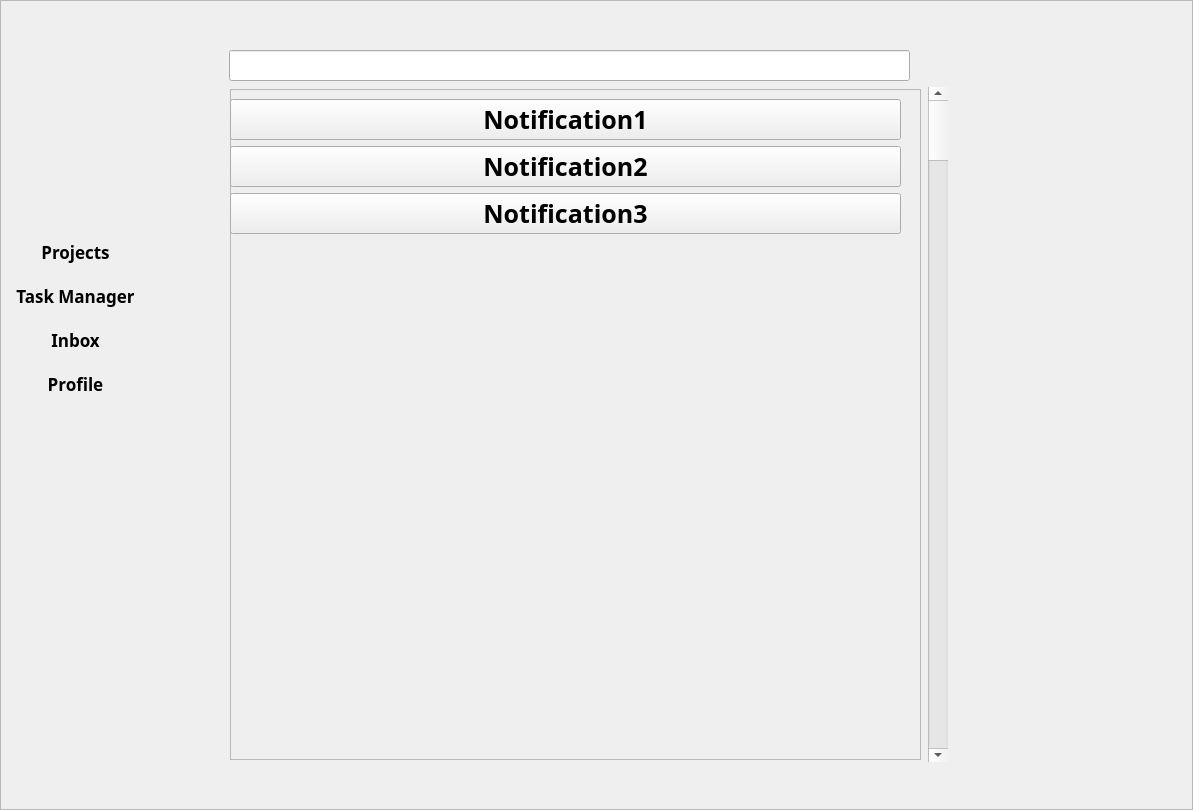
First picture: the form in ui/MainWindowInbox1.0.ui, repository kiozet/TaskManagerWithAI, before the edit.
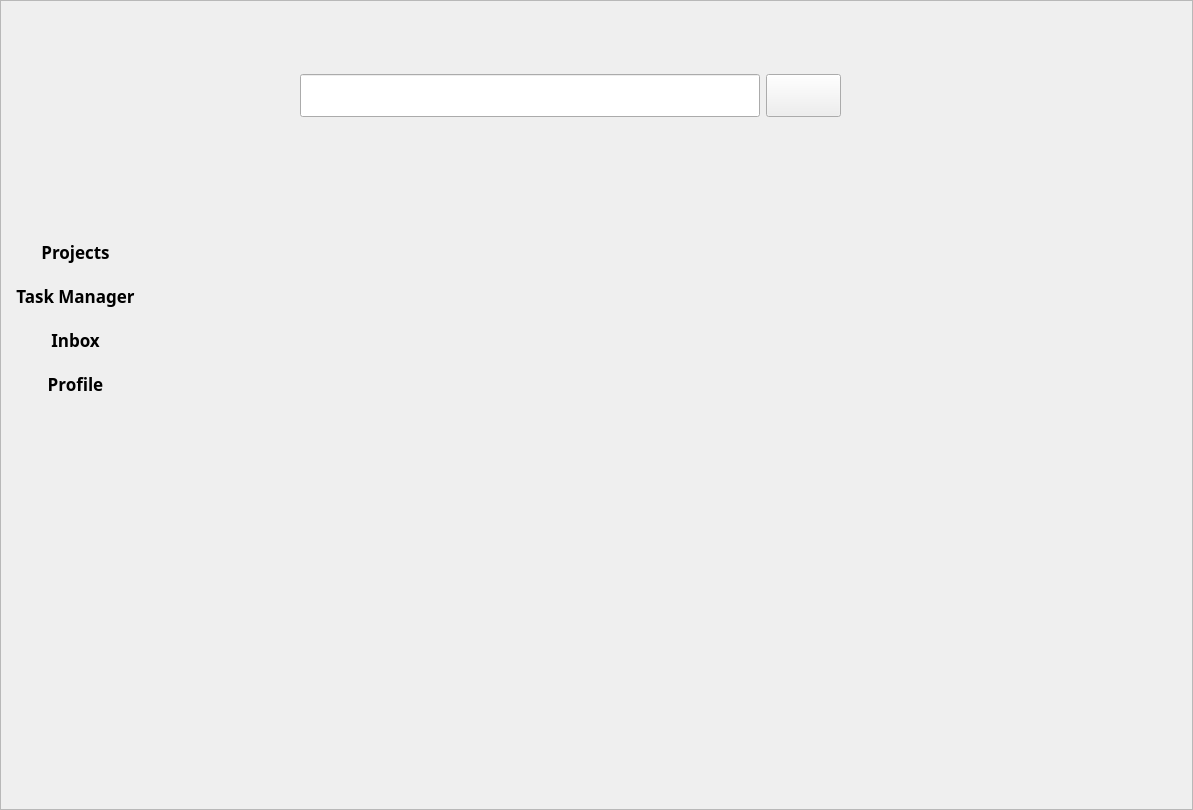
Second picture: the form after the edit.

Commit message: Variable names have been changed.Added a search bar.

```diff
--- a/ui/MainWindowInbox1.0.ui
+++ b/ui/MainWindowInbox1.0.ui
@@ -149,140 +149,32 @@
     </item>
    </layout>
   </widget>
-  <widget class="QWidget" name="layoutWidget">
+  <widget class="QWidget" name="">
    <property name="geometry">
     <rect>
-     <x>229</x>
-     <y>50</y>
-     <width>721</width>
-     <height>712</height>
+     <x>300</x>
+     <y>70</y>
+     <width>541</width>
+     <height>51</height>
     </rect>
    </property>
-   <layout class="QVBoxLayout" name="verticalLayout">
+   <layout class="QHBoxLayout" name="horizontalLayout">
     <item>
-     <widget class="QLineEdit" name="lineEdit">
-      <property name="minimumSize">
-       <size>
-        <width>681</width>
-        <height>31</height>
-       </size>
-      </property>
+     <widget class="QLineEdit" name="search_line_inbox"/>
+    </item>
+    <item>
+     <widget class="QPushButton" name="search_button_inbox">
       <property name="maximumSize">
        <size>
-        <width>681</width>
-        <height>31</height>
+        <width>16777215</width>
+        <height>16777215</height>
        </size>
       </property>
+      <property name="text">
+       <string/>
+      </property>
      </widget>
     </item>
-    <item>
-     <layout class="QHBoxLayout" name="horizontalLayout">
-      <item>
-       <widget class="QFrame" name="frame">
-        <property name="minimumSize">
-         <size>
-          <width>691</width>
-          <height>671</height>
-         </size>
-        </property>
-        <property name="maximumSize">
-         <size>
-          <width>691</width>
-          <height>671</height>
-         </size>
-        </property>
-        <property name="frameShape">
-         <enum>QFrame::StyledPanel</enum>
-        </property>
-        <property name="frameShadow">
-         <enum>QFrame::Raised</enum>
-        </property>
-        <widget class="QWidget" name="layoutWidget">
-         <property name="geometry">
-          <rect>
-           <x>0</x>
-           <y>10</y>
-           <width>681</width>
-           <height>137</height>
-          </rect>
-         </property>
-         <layout class="QVBoxLayout" name="verticalLayout_2">
-          <item>
-           <widget class="QToolButton" name="toolButton">
-            <property name="minimumSize">
-             <size>
-              <width>671</width>
-              <height>41</height>
-             </size>
-            </property>
-            <property name="maximumSize">
-             <size>
-              <width>671</width>
-              <height>41</height>
-             </size>
-            </property>
-            <property name="text">
-             <string>Notification1</string>
-            </property>
-           </widget>
-          </item>
-          <item>
-           <widget class="QToolButton" name="toolButton_2">
-            <property name="minimumSize">
-             <size>
-              <width>671</width>
-              <height>41</height>
-             </size>
-            </property>
-            <property name="maximumSize">
-             <size>
-              <width>671</width>
-              <height>41</height>
-             </size>
-            </property>
-            <property name="text">
-             <string>Notification2</string>
-            </property>
-           </widget>
-          </item>
-          <item>
-           <widget class="QToolButton" name="toolButton_3">
-            <property name="minimumSize">
-             <size>
-              <width>671</width>
-              <height>41</height>
-             </size>
-            </property>
-            <property name="maximumSize">
-             <size>
-              <width>671</width>
-              <height>41</height>
-             </size>
-            </property>
-            <property name="text">
-             <string>Notification3</string>
-            </property>
-           </widget>
-          </item>
-         </layout>
-        </widget>
-       </widget>
-      </item>
-      <item>
-       <widget class="QScrollBar" name="verticalScrollBar">
-        <property name="minimumSize">
-         <size>
-          <width>20</width>
-          <height>651</height>
-         </size>
-        </property>
-        <property name="orientation">
-         <enum>Qt::Vertical</enum>
-        </property>
-       </widget>
-      </item>
-     </layout>
-    </item>
    </layout>
   </widget>
  </widget>
```
Left out of the diff: 8 changed lines with no effect on the pictures. The commit also changes 3 other files.
